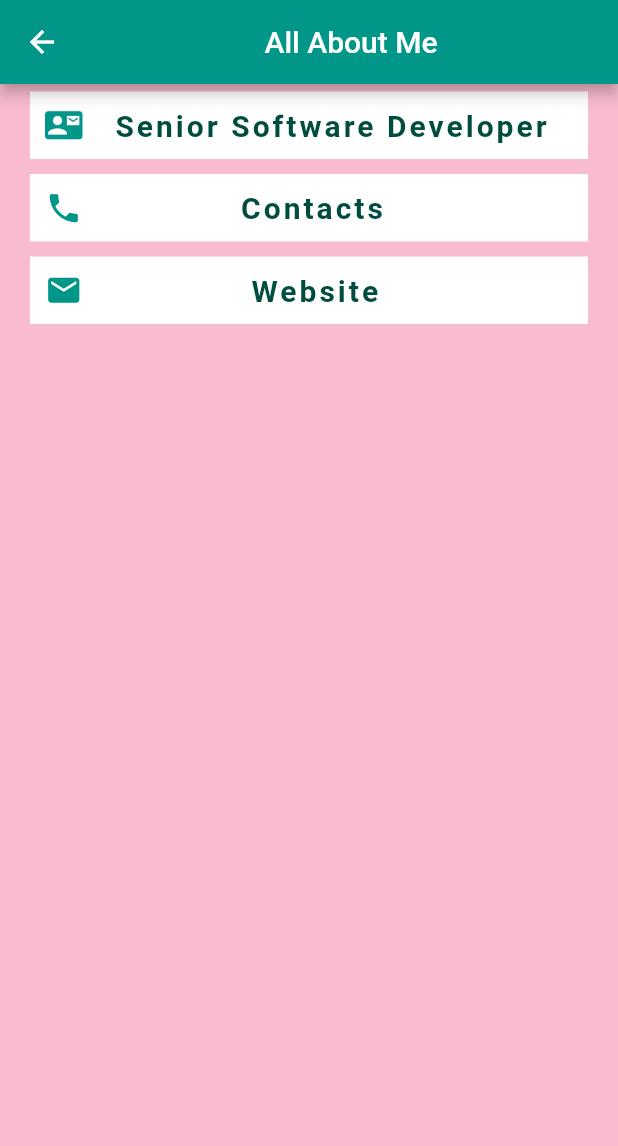
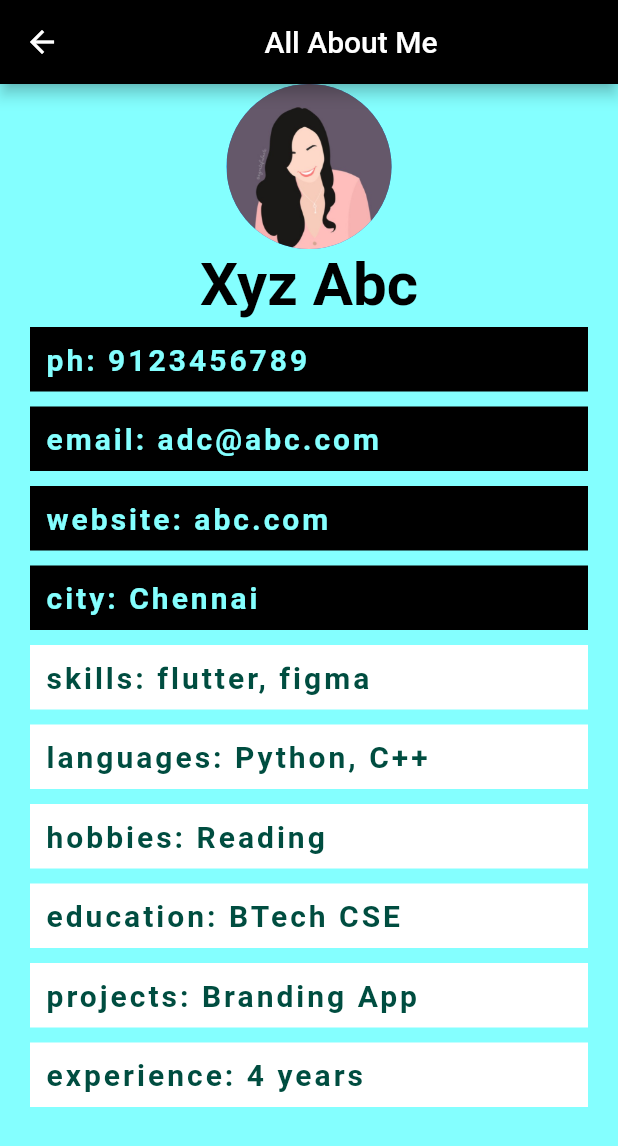
Before and after one commit to Jigyasa-Raj/Personal-Branding-App, a Flutter app: the Next screen opened directly, on a phone screen of 412 x 824 dp. Shown: the top 1146 px of the screen. Run offline on Flutter 3.47's test engine with Material 2 defaults, Android fonts, the light colour scheme and no system bars; Roboto replaces fonts that are missing (SourceSansPro).

Commit message:
Update next.dart

```diff
--- a/lib/next.dart
+++ b/lib/next.dart
@@ -10,30 +10,37 @@ class Next extends StatelessWidget {
     return Scaffold(
             appBar: AppBar(
               title: const Center(child: Text('All About Me')),
-              backgroundColor: Colors.teal[500],
+              backgroundColor: Colors.black,
             ),
-             backgroundColor: Colors.pink[100],
+             backgroundColor: Colors.cyanAccent[100],
 
 
-            body: ListView(children: [
-              Container(
-                padding: const EdgeInsets.all(10.0),
+            body: ListView(children: [Column(children: const <Widget>[
+                CircleAvatar(
+                  radius: 55,
+                  backgroundImage: AssetImage('images/pfp.jpg'),
+                ),
+                Text(
+                  'Xyz Abc',
+                  style: TextStyle(
+                      color: Colors.black,
+                      fontSize: 40,
+                      fontWeight: FontWeight.bold),
+                ),
+              ]),
+               Container(
+                padding: EdgeInsets.all(10.0),
                 margin: EdgeInsets.symmetric(vertical: 5.0, horizontal: 20.0),
-                color: Colors.white,
+                color: Colors.black,
                 child: Row(
                   children: [
-                    const Icon(
-                      Icons.contact_mail,
-                      color: Colors.teal,
-                      size: 25.0,
-                    ),
                     Text(
-                      '\t\t\tSenior Software Developer',
+                      'ph: 9123456789',
                       style: TextStyle(
                         fontFamily: 'SourceSansPro',
                         fontSize: 20.0,
                         letterSpacing: 2.0,
-                        color: Colors.teal[900],
+                        color: Colors.cyanAccent[100],
                         fontWeight: FontWeight.bold,
                       ),
                     ),
@@ -43,39 +50,69 @@ class Next extends StatelessWidget {
               Container(
                 padding: EdgeInsets.all(10.0),
                 margin: EdgeInsets.symmetric(vertical: 5.0, horizontal: 20.0),
-                color: Colors.white,
+                color: Colors.black,
                 child: Row(
                   children: [
-                    Icon(
-                      Icons.phone,
-                      color: Colors.teal,
-                      size: 25.0,
-                    ),
+
                     Text(
-                      '\t\t\t\t\t\t\t\t\t\t\t\t\t\t\tContacts',
+                      'email: adc@abc.com',
                       style: TextStyle(
                           fontFamily: 'SourceSansPro',
                           fontSize: 20.0,
                           letterSpacing: 2.0,
-                          color: Colors.teal[900],
+                          color: Colors.cyanAccent[100],
                           fontWeight: FontWeight.bold),
                     ),
                   ],
                 ),
+              ), Container(
+                padding: EdgeInsets.all(10.0),
+                margin: EdgeInsets.symmetric(vertical: 5.0, horizontal: 20.0),
+                color: Colors.black,
+                child: Row(
+                  children: [
+
+                    Text(
+                      'website: abc.com',
+                      style: TextStyle(
+                          fontFamily: 'SourceSansPro',
+                          fontSize: 20.0,
+                          letterSpacing: 2.0,
+                          color: Colors.cyanAccent[100],
+                          fontWeight: FontWeight.bold),
+                    ),
+
+                  ],
+                ),
+              ),Container(
+                padding: EdgeInsets.all(10.0),
+                margin: EdgeInsets.symmetric(vertical: 5.0, horizontal: 20.0),
+                color: Colors.black,
+                child: Row(
+                  children: [
+                    Text(
+                      'city: Chennai',
+                      style: TextStyle(
+                          fontFamily: 'SourceSansPro',
+                          fontSize: 20.0,
+                          letterSpacing: 2.0,
+                          color: Colors.cyanAccent[100],
+                          fontWeight: FontWeight.bold),
+                    ),
+
+                  ],
+                ),
               ),
-              Container(
+
+               Container(
                 padding: EdgeInsets.all(10.0),
                 margin: EdgeInsets.symmetric(vertical: 5.0, horizontal: 20.0),
                 color: Colors.white,
                 child: Row(
                   children: [
-                    Icon(
-                      Icons.mail,
-                      color: Colors.teal,
-                      size: 25.0,
-                    ),
+
                     Text(
-                      '\t\t\t\t\t\t\t\t\t\t\t\t\t\t\t\tWebsite',
+                      'skills: flutter, figma',
                       style: TextStyle(
                           fontFamily: 'SourceSansPro',
                           fontSize: 20.0,
@@ -86,6 +123,109 @@ class Next extends StatelessWidget {
 
                   ],
                 ),
-             )]));
+              ),
+               Container(
+                padding: EdgeInsets.all(10.0),
+                margin: EdgeInsets.symmetric(vertical: 5.0, horizontal: 20.0),
+                color: Colors.white,
+                child: Row(
+                  children: [
+
+                    Text(
+                      'languages: Python, C++',
+                      style: TextStyle(
+                          fontFamily: 'SourceSansPro',
+                          fontSize: 20.0,
+                          letterSpacing: 2.0,
+                          color: Colors.teal[900],
+                          fontWeight: FontWeight.bold),
+                    ),
+
+                  ],
+                ),
+              ),
+               Container(
+                padding: EdgeInsets.all(10.0),
+                margin: EdgeInsets.symmetric(vertical: 5.0, horizontal: 20.0),
+                color: Colors.white,
+                child: Row(
+                  children: [
+
+                    Text(
+                      'hobbies: Reading',
+                      style: TextStyle(
+                          fontFamily: 'SourceSansPro',
+                          fontSize: 20.0,
+                          letterSpacing: 2.0,
+                          color: Colors.teal[900],
+                          fontWeight: FontWeight.bold),
+                    ),
+
+                  ],
+                ),
+              ),
+               Container(
+                padding: EdgeInsets.all(10.0),
+                margin: EdgeInsets.symmetric(vertical: 5.0, horizontal: 20.0),
+                color: Colors.white,
+                child: Row(
+                  children: [
+
+                    Text(
+                      'education: BTech CSE',
+                      style: TextStyle(
+                          fontFamily: 'SourceSansPro',
+                          fontSize: 20.0,
+                          letterSpacing: 2.0,
+                          color: Colors.teal[900],
+                          fontWeight: FontWeight.bold),
+                    ),
+
+                  ],
+                ),
+              ),
+               Container(
+                padding: EdgeInsets.all(10.0),
+                margin: EdgeInsets.symmetric(vertical: 5.0, horizontal: 20.0),
+                color: Colors.white,
+                child: Row(
+                  children: [
+
+                    Text(
+                      'projects: Branding App',
+                      style: TextStyle(
+                          fontFamily: 'SourceSansPro',
+                          fontSize: 20.0,
+                          letterSpacing: 2.0,
+                          color: Colors.teal[900],
+                          fontWeight: FontWeight.bold),
+                    ),
+
+                  ],
+                ),
+              ),
+
+              Container(
+                padding: EdgeInsets.all(10.0),
+                margin: EdgeInsets.symmetric(vertical: 5.0, horizontal: 20.0),
+                color: Colors.white,
+                child: Row(
+                  children: [
+
+                    Text(
+                      'experience: 4 years',
+                      style: TextStyle(
+                          fontFamily: 'SourceSansPro',
+                          fontSize: 20.0,
+                          letterSpacing: 2.0,
+                          color: Colors.teal[900],
+                          fontWeight: FontWeight.bold),
+                    ),
+
+                  ],
+                ),
+              ),
+
+             ]));
   }
 }
```
